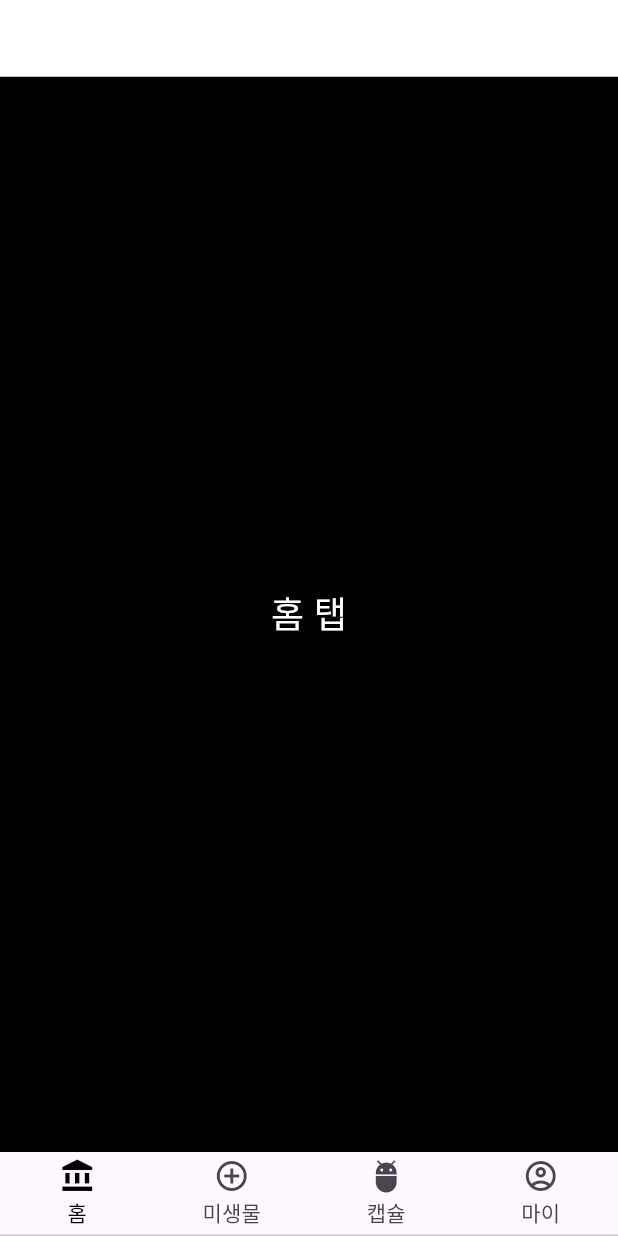
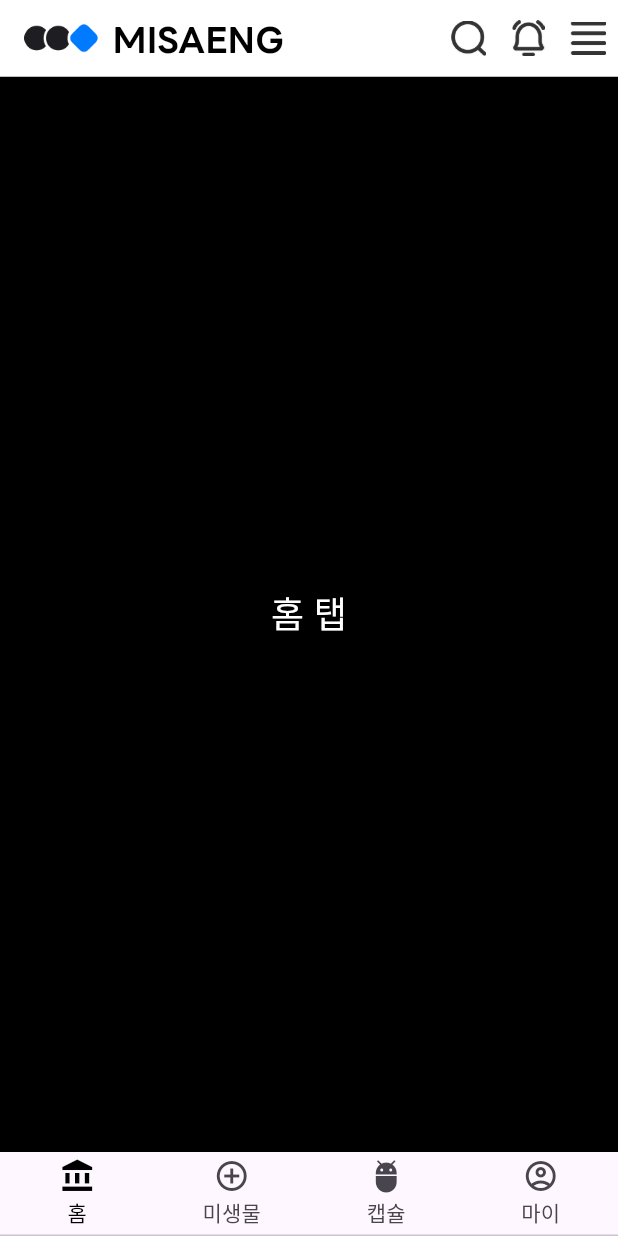
Before and after one commit to JiYeon-rhd/misaeng, a Flutter app: the MyApp screen opened directly, on a phone screen of 412 x 824 dp. Run offline on Flutter 3.47's test engine with Material 3 defaults, Android fonts, the phone set to English and light mode, and no system bars; our stand-ins replace flutter_spinkit.

```diff
--- /dev/null
+++ b/lib/bar/top_bar.dart
@@ -0,0 +1,78 @@
+import 'package:flutter/material.dart';
+
+class TopBar extends StatelessWidget implements PreferredSizeWidget {
+  final String title;
+
+  // title은 필요에 따라 다르게 표시할 수 있도록 생성자 추가
+  const TopBar({Key? key, required this.title}) : super(key: key);
+
+  @override
+  Widget build(BuildContext context) {
+    return AppBar(
+      backgroundColor: Colors.white,
+      elevation: 0,
+      title: Row(
+        children: [
+          Image.asset(
+            'images/logo_main.png', // 로고 이미지 경로
+            height: 21.76,
+            width: 51,
+          ),
+          SizedBox(width: 8),
+          Text(
+            title, // 페이지마다 다른 타이틀
+            style: TextStyle(
+              fontSize: 24,
+              color: Colors.black,
+              fontFamily: 'LineEnBd',
+            ),
+          ),
+        ],
+      ),
+      actions: [
+        GestureDetector(
+          onTap: () {
+            // 검색 버튼 동작
+          },
+          child: Padding(
+            padding: const EdgeInsets.symmetric(horizontal: 8.0),
+            child: Image.asset(
+              'images/icon_search.png', // 검색 아이콘 이미지 경로
+              width: 24,
+              height: 24,
+            ),
+          ),
+        ),
+        GestureDetector(
+          onTap: () {
+            // 알림 버튼 동작
+          },
+          child: Padding(
+            padding: const EdgeInsets.symmetric(horizontal: 8.0),
+            child: Image.asset(
+              'images/icon_alarm.png', // 알림 아이콘 이미지 경로
+              width: 24,
+              height: 24,
+            ),
+          ),
+        ),
+        GestureDetector(
+          onTap: () {
+            // 메뉴 버튼 동작
+          },
+          child: Padding(
+            padding: const EdgeInsets.symmetric(horizontal: 8.0),
+            child: Image.asset(
+              'images/icon_hamberger_menu.png', // 메뉴 아이콘 이미지 경로
+              width: 24,
+              height: 24,
+            ),
+          ),
+        ),
+      ],
+    );
+  }
+
+  @override
+  Size get preferredSize => const Size.fromHeight(51); // AppBar 높이
+}
--- a/lib/main.dart
+++ b/lib/main.dart
@@ -1,10 +1,15 @@
 import 'package:flutter/material.dart';
+import 'package:misaeng/bar/top_bar.dart';
 import 'package:misaeng/capsule_tab/capsule_tab.dart';
+import 'package:misaeng/device/register_device.dart';
+import 'package:misaeng/device/register_microbe.dart';
+import 'package:misaeng/device/register_screen.dart';
+import 'package:misaeng/device/register_name.dart';
 import 'package:misaeng/home_tab/home_tab.dart';
 import 'package:misaeng/microbe_tab/microbe_tab.dart';
 import 'package:misaeng/my_tab/my_tab.dart';
 import 'package:misaeng/onboarding/login.dart';
-import 'package:misaeng/splash_screen.dart';
+import 'package:misaeng/onboarding/splash_screen.dart';
 
 class MyApp extends StatefulWidget {
   @override
@@ -12,7 +17,7 @@ class MyApp extends StatefulWidget {
 }
 
 void main() => runApp(MaterialApp(
-      home: SplashScreen(),
+      home: RegisterName(),
     ));
 
 class _TestViewState extends State<MyApp> with SingleTickerProviderStateMixin {
@@ -39,86 +44,7 @@ class _TestViewState extends State<MyApp> with SingleTickerProviderStateMixin {
   @override
   Widget build(BuildContext context) {
     return Scaffold(
-      appBar: PreferredSize(
-        preferredSize: Size.fromHeight(51), // AppBar 높이 설정
-        child: Container(
-          color: Colors.white, // 배경색
-          padding: EdgeInsets.only(
-              top: 44, left: 21, right: 19.5, bottom: 7), // 여백 설정
-          child: Row(
-            mainAxisAlignment: MainAxisAlignment.spaceBetween,
-            children: [
-              Container(
-                width: 170,
-                height: 32,
-                child: FittedBox(
-                  child: Row(
-                    mainAxisAlignment: MainAxisAlignment.start,
-                    children: [
-                      Image.asset(
-                        'images/logo_main.png', // 로고 이미지 경로
-                        height: 21.76,
-                        width: 51,
-                      ),
-                      SizedBox(width: 4),
-                      Text(
-                        "MISAENG",
-                        style: TextStyle(
-                          fontSize: 24,
-                          color: Colors.black,
-                          fontFamily: 'LineEnBd',
-                        ),
-                      ),
-                    ],
-                  ),
-                ),
-              ),
-              Container(
-                height: 24,
-                width: 80.8,
-                child: FittedBox(
-                  child: Row(
-                    children: [
-                      GestureDetector(
-                        onTap: () {
-                          // 검색 버튼 동작
-                        },
-                        child: Image.asset(
-                          'images/icon_search.png', // 검색 아이콘 이미지 경로
-                          width: 16.8, // 이미지 너비
-                          height: 16.8, // 이미지 높이
-                        ),
-                      ),
-                      SizedBox(width: 11), // 아이콘 간 간격
-                      GestureDetector(
-                        onTap: () {
-                          // 알림 버튼 동작
-                        },
-                        child: Image.asset(
-                          'images/icon_alarm.png', // 알림 아이콘 이미지 경로
-                          width: 16, // 이미지 너비
-                          height: 18, // 이미지 높이
-                        ),
-                      ),
-                      SizedBox(width: 11), // 아이콘 간 간격
-                      GestureDetector(
-                        onTap: () {
-                          // 메뉴 버튼 동작
-                        },
-                        child: Image.asset(
-                          'images/icon_hamberger_menu.png', // 메뉴 아이콘 이미지 경로
-                          width: 18, // 이미지 너비
-                          height: 15, // 이미지 높이
-                        ),
-                      ),
-                    ],
-                  ),
-                ),
-              ),
-            ],
-          ),
-        ),
-      ),
+      appBar: TopBar(title: "MISAENG"), // 공통 AppBar 사용
       bottomNavigationBar: SizedBox(
         height: 56,
         child: TabBar(
--- a/pubspec.yaml
+++ b/pubspec.yaml
@@ -28,6 +28,7 @@ environment:
 # the latest version available on pub.dev. To see which dependencies have newer
 # versions available, run `flutter pub outdated`.
 dependencies:
+  flutter_spinkit: ^5.1.0
   flutter:
     sdk: flutter
 
@@ -89,7 +90,8 @@ flutter:
     - images/icon_hamberger_menu.png
     - images/icon_alarm.png
     - images/logo_main.png
-
+    - images/icon_nfc.png
+    - images/icon_input_microbe.png
   # An image asset can refer to one or more resolution-specific "variants", see
   # https://flutter.dev/to/resolution-aware-images
 
```
Also changed, not shown: lib/device/register_device.dart (added, +82 -0 lines), lib/device/register_microbe.dart (added, +108 -0 lines), lib/device/register_name.dart (added, +23 -0 lines), lib/device/register_screen.dart (added, +35 -0 lines), lib/onboarding/login.dart (+3 -4 lines), images/icon_input_microbe.png (added), images/icon_nfc.png (added), lib/bar/navi_bar.dart (added), lib/onboarding/register_microbe.dart (deleted), lib/onboarding/setting_page.dart (deleted), lib/onboarding/splash_screen.dart (renamed from lib/splash_screen.dart), pubspec.lock.
